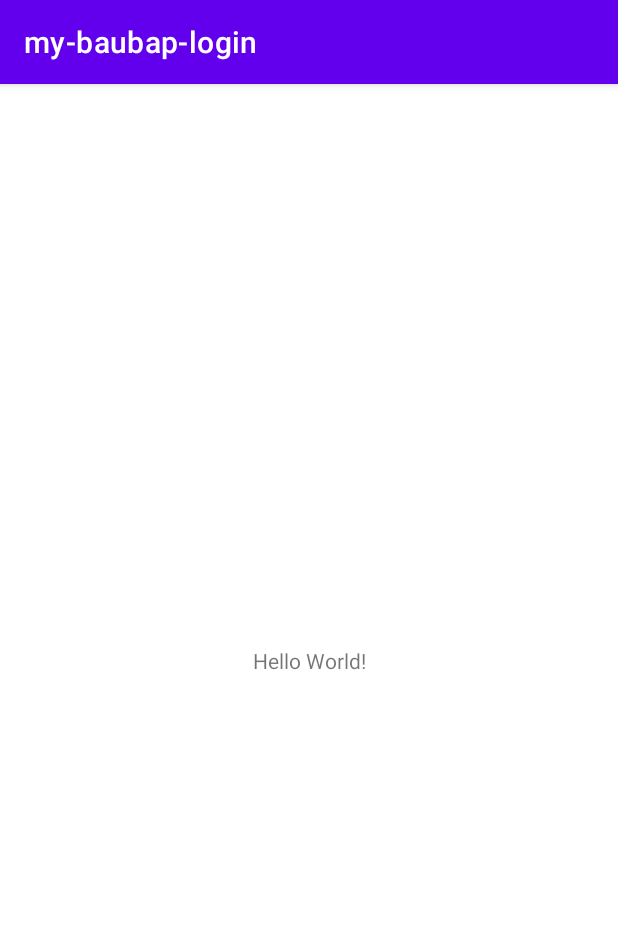
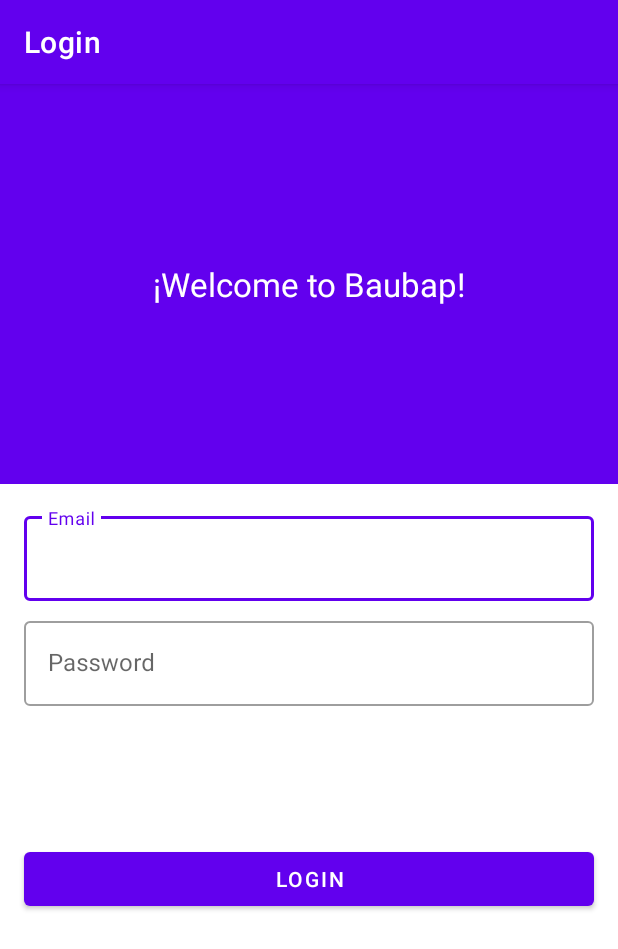
Before and after one commit to iroses/my-baubap-login, an Android app: the screen it shows after launch (MainActivity), on a phone screen of 412 x 824 dp. Shown: the top 949 px of the screen. Run offline under Robolectric (Android 15) with nearby library versions, the phone set to English and light mode, and no system bars; our stand-ins replace navigation-ui.

Commit message:
Setup login screen

```diff
--- a/app/src/main/AndroidManifest.xml
+++ b/app/src/main/AndroidManifest.xml
@@ -10,7 +10,7 @@
         android:supportsRtl="true"
         android:theme="@style/Theme.Mybaubaplogin">
         <activity
-            android:name=".MainActivity"
+            android:name=".presentation.main.MainActivity"
             android:exported="true">
             <intent-filter>
                 <action android:name="android.intent.action.MAIN" />
--- a/app/src/main/java/com/baubap/login/MainActivity.kt
+++ /dev/null
@@ -1,11 +0,0 @@
-package com.baubap.login
-
-import androidx.appcompat.app.AppCompatActivity
-import android.os.Bundle
-
-class MainActivity : AppCompatActivity() {
-  override fun onCreate(savedInstanceState: Bundle?) {
-    super.onCreate(savedInstanceState)
-    setContentView(R.layout.activity_main)
-  }
-}
--- /dev/null
+++ b/app/src/main/java/com/baubap/login/presentation/login/LoginFragment.kt
@@ -0,0 +1,24 @@
+package com.baubap.login.presentation.login
+
+import android.os.Bundle
+import android.view.LayoutInflater
+import android.view.View
+import android.view.ViewGroup
+import androidx.fragment.app.Fragment
+import androidx.fragment.app.viewModels
+import com.baubap.login.databinding.LoginFragmentBinding
+
+class LoginFragment : Fragment() {
+
+  private val viewModel by viewModels<LoginViewModel>()
+
+  private lateinit var binding: LoginFragmentBinding
+
+  override fun onCreateView(
+    inflater: LayoutInflater, container: ViewGroup?,
+    savedInstanceState: Bundle?
+  ): View {
+    binding = LoginFragmentBinding.inflate(inflater, container, false)
+    return binding.root
+  }
+}
--- /dev/null
+++ b/app/src/main/java/com/baubap/login/presentation/login/LoginViewModel.kt
@@ -0,0 +1,7 @@
+package com.baubap.login.presentation.login
+
+import androidx.lifecycle.ViewModel
+
+class LoginViewModel : ViewModel() {
+
+}
--- /dev/null
+++ b/app/src/main/java/com/baubap/login/presentation/main/MainActivity.kt
@@ -0,0 +1,37 @@
+package com.baubap.login.presentation.main
+
+import android.os.Bundle
+import androidx.appcompat.app.AppCompatActivity
+import androidx.navigation.NavController
+import androidx.navigation.fragment.NavHostFragment
+import androidx.navigation.ui.AppBarConfiguration
+import androidx.navigation.ui.navigateUp
+import androidx.navigation.ui.setupActionBarWithNavController
+import com.baubap.login.R
+import com.baubap.login.databinding.ActivityMainBinding
+
+class MainActivity : AppCompatActivity() {
+
+  private lateinit var navController: NavController
+  private lateinit var appBarConfiguration: AppBarConfiguration
+
+  override fun onCreate(savedInstanceState: Bundle?) {
+    super.onCreate(savedInstanceState)
+    val binding = ActivityMainBinding.inflate(layoutInflater)
+    setContentView(binding.root)
+    setUpUI()
+  }
+
+  private fun setUpUI() {
+    val navHostFragment =
+      supportFragmentManager.findFragmentById(R.id.mainNavHostFragment) as NavHostFragment
+
+    navController = navHostFragment.navController
+    appBarConfiguration = AppBarConfiguration(navController.graph)
+    setupActionBarWithNavController(navController, appBarConfiguration)
+  }
+
+  override fun onSupportNavigateUp(): Boolean {
+    return navController.navigateUp(appBarConfiguration) || super.onSupportNavigateUp()
+  }
+}
--- a/app/src/main/res/layout/activity_main.xml
+++ b/app/src/main/res/layout/activity_main.xml
@@ -4,15 +4,18 @@
     xmlns:tools="http://schemas.android.com/tools"
     android:layout_width="match_parent"
     android:layout_height="match_parent"
-    tools:context=".MainActivity">
+    tools:context=".presentation.main.MainActivity">
 
-    <TextView
-        android:layout_width="wrap_content"
-        android:layout_height="wrap_content"
-        android:text="Hello World!"
+    <androidx.fragment.app.FragmentContainerView
+        android:id="@+id/mainNavHostFragment"
+        android:name="androidx.navigation.fragment.NavHostFragment"
+        android:layout_width="match_parent"
+        android:layout_height="match_parent"
+        app:defaultNavHost="true"
+        app:layout_constraintEnd_toEndOf="parent"
+        app:layout_constraintStart_toStartOf="parent"
+        app:layout_constraintTop_toTopOf="parent"
         app:layout_constraintBottom_toBottomOf="parent"
-        app:layout_constraintLeft_toLeftOf="parent"
-        app:layout_constraintRight_toRightOf="parent"
-        app:layout_constraintTop_toTopOf="parent" />
+        app:navGraph="@navigation/nav_graph" />
 
 </androidx.constraintlayout.widget.ConstraintLayout>
--- /dev/null
+++ b/app/src/main/res/layout/login_fragment.xml
@@ -0,0 +1,98 @@
+<?xml version="1.0" encoding="utf-8"?>
+<androidx.constraintlayout.widget.ConstraintLayout xmlns:android="http://schemas.android.com/apk/res/android"
+    xmlns:app="http://schemas.android.com/apk/res-auto"
+    xmlns:tools="http://schemas.android.com/tools"
+    android:layout_width="match_parent"
+    android:layout_height="match_parent"
+    tools:context=".presentation.login.LoginFragment">
+
+    <TextView
+        style="@style/TextAppearance.Material3.TitleLarge"
+        android:layout_width="0dp"
+        android:layout_height="0dp"
+        android:layout_marginBottom="@dimen/fragment_horizontal_margin"
+        android:background="?android:colorPrimary"
+        android:gravity="center"
+        android:text="@string/label_welcome_message"
+        android:textColor="@color/white"
+        app:layout_constraintBottom_toTopOf="@+id/emailInputLayout"
+        app:layout_constraintEnd_toEndOf="parent"
+        app:layout_constraintStart_toStartOf="parent"
+        app:layout_constraintTop_toTopOf="parent" />
+
+    <com.google.android.material.textfield.TextInputLayout
+        android:id="@+id/emailInputLayout"
+        style="@style/Widget.MaterialComponents.TextInputLayout.OutlinedBox"
+        android:layout_width="0dp"
+        android:layout_height="wrap_content"
+        android:layout_marginStart="@dimen/fragment_horizontal_margin"
+        android:layout_marginEnd="@dimen/fragment_horizontal_margin"
+        app:layout_constraintBottom_toBottomOf="parent"
+        app:layout_constraintEnd_toEndOf="parent"
+        app:layout_constraintStart_toStartOf="parent"
+        app:layout_constraintTop_toTopOf="parent"
+        app:layout_constraintVertical_bias="0.4">
+
+        <com.google.android.material.textfield.TextInputEditText
+            android:id="@+id/emailView"
+            android:layout_width="match_parent"
+            android:layout_height="wrap_content"
+            android:autofillHints="@string/label_email"
+            android:hint="@string/label_email"
+            android:inputType="textEmailAddress" />
+
+    </com.google.android.material.textfield.TextInputLayout>
+
+    <com.google.android.material.textfield.TextInputLayout
+        android:id="@+id/passwordInputLayout"
+        style="@style/Widget.MaterialComponents.TextInputLayout.OutlinedBox"
+        android:layout_width="0dp"
+        android:layout_height="wrap_content"
+        android:layout_marginStart="@dimen/fragment_horizontal_margin"
+        android:layout_marginTop="8dp"
+        android:layout_marginEnd="@dimen/fragment_horizontal_margin"
+        app:layout_constraintEnd_toEndOf="parent"
+        app:layout_constraintStart_toStartOf="parent"
+        app:layout_constraintTop_toBottomOf="@+id/emailInputLayout">
+
+        <com.google.android.material.textfield.TextInputEditText
+            android:id="@+id/passwordView"
+            android:layout_width="match_parent"
+            android:layout_height="wrap_content"
+            android:autofillHints="@string/label_password"
+            android:hint="@string/label_password"
+            android:imeActionLabel="@string/label_login"
+            android:imeOptions="actionDone"
+            android:inputType="textPassword"
+            android:selectAllOnFocus="true" />
+
+    </com.google.android.material.textfield.TextInputLayout>
+
+    <Button
+        android:id="@+id/loginButton"
+        android:layout_width="0dp"
+        android:layout_height="wrap_content"
+        android:layout_marginStart="@dimen/fragment_horizontal_margin"
+        android:layout_marginEnd="@dimen/fragment_horizontal_margin"
+        android:text="@string/label_login"
+        app:layout_constraintBottom_toBottomOf="parent"
+        app:layout_constraintEnd_toEndOf="parent"
+        app:layout_constraintHorizontal_bias="0.5"
+        app:layout_constraintStart_toStartOf="parent"
+        app:layout_constraintTop_toBottomOf="@+id/passwordInputLayout"
+        app:layout_constraintVertical_bias="0.3" />
+
+    <ProgressBar
+        android:id="@+id/loginProgressBar"
+        android:layout_width="wrap_content"
+        android:layout_height="wrap_content"
+        android:visibility="gone"
+        app:layout_constraintBottom_toBottomOf="parent"
+        app:layout_constraintEnd_toEndOf="parent"
+        app:layout_constraintHorizontal_bias="0.5"
+        app:layout_constraintStart_toStartOf="parent"
+        app:layout_constraintTop_toBottomOf="@+id/passwordInputLayout"
+        app:layout_constraintVertical_bias="0.3"
+        tools:visibility="visible" />
+
+</androidx.constraintlayout.widget.ConstraintLayout>
--- /dev/null
+++ b/app/src/main/res/navigation/nav_graph.xml
@@ -0,0 +1,14 @@
+<?xml version="1.0" encoding="utf-8"?>
+<navigation xmlns:android="http://schemas.android.com/apk/res/android"
+    xmlns:app="http://schemas.android.com/apk/res-auto"
+    xmlns:tools="http://schemas.android.com/tools"
+    android:id="@+id/nav_graph"
+    app:startDestination="@id/loginFragment">
+
+    <fragment
+        android:id="@+id/loginFragment"
+        android:name="com.baubap.login.presentation.login.LoginFragment"
+        android:label="@string/title_login_fragment"
+        tools:layout="@layout/login_fragment" />
+
+</navigation>
--- /dev/null
+++ b/app/src/main/res/values/dimens.xml
@@ -0,0 +1,5 @@
+<?xml version="1.0" encoding="utf-8"?>
+<resources>
+    <dimen name="fragment_horizontal_margin">16dp</dimen>
+    <dimen name="fragment_vertical_margin">16dp</dimen>
+</resources>
--- a/app/src/main/res/values/strings.xml
+++ b/app/src/main/res/values/strings.xml
@@ -1,3 +1,10 @@
 <resources>
     <string name="app_name">my-baubap-login</string>
+
+    <!-- Login screen -->
+    <string name="title_login_fragment">Login</string>
+    <string name="label_welcome_message">¡Welcome to Baubap!</string>
+    <string name="label_email">Email</string>
+    <string name="label_password">Password</string>
+    <string name="label_login">Login</string>
 </resources>
--- a/build.gradle
+++ b/build.gradle
@@ -8,3 +8,34 @@ plugins {
 task clean(type: Delete) {
     delete rootProject.buildDir
 }
+
+ext {
+    // Sdk and tools
+    compileSdkVersion = 31
+    buildToolsVersion = '30.0.2'
+    minSdkVersion = 30
+
+    // Kotlin
+    coreKtxVersion = '1.7.0'
+
+    // Android
+    appCompatVersion = '1.4.1'
+    materialVersion = '1.5.0'
+    constraintlayoutVersion = '2.1.3'
+    supportV4Version = '1.0.0'
+
+    // Lifecycle
+    lifecycleVersion = '2.4.1'
+
+    // Android KTX
+    fragmentKtxVersion = '1.4.1'
+
+    // Navigation Component
+    navVersion = '2.4.2'
+
+    // Test Dependencies
+    junitVersion = '4.13.2'
+    junitExtVersion = '1.1.3'
+    hamcrestVersion = '1.3'
+    espressoCoreVersion = '3.4.0'
+}
```
Also changed, not shown: app/build.gradle (+30 -10 lines).
